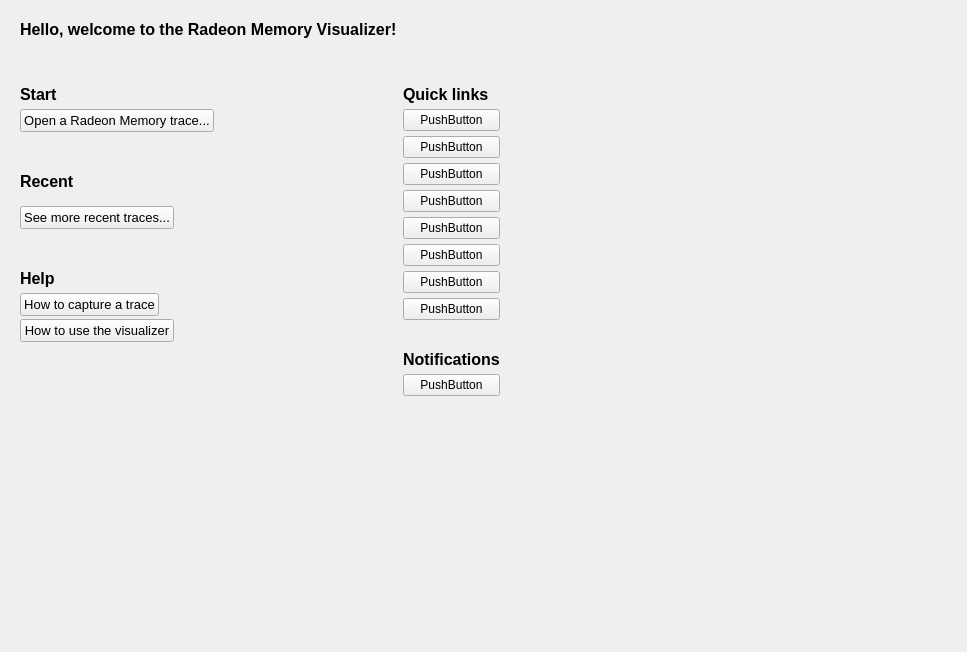
First picture: the form in source/frontend/views/start/welcome_pane.ui, repository GPUOpen-Tools/radeon_memory_visualizer, before the edit.
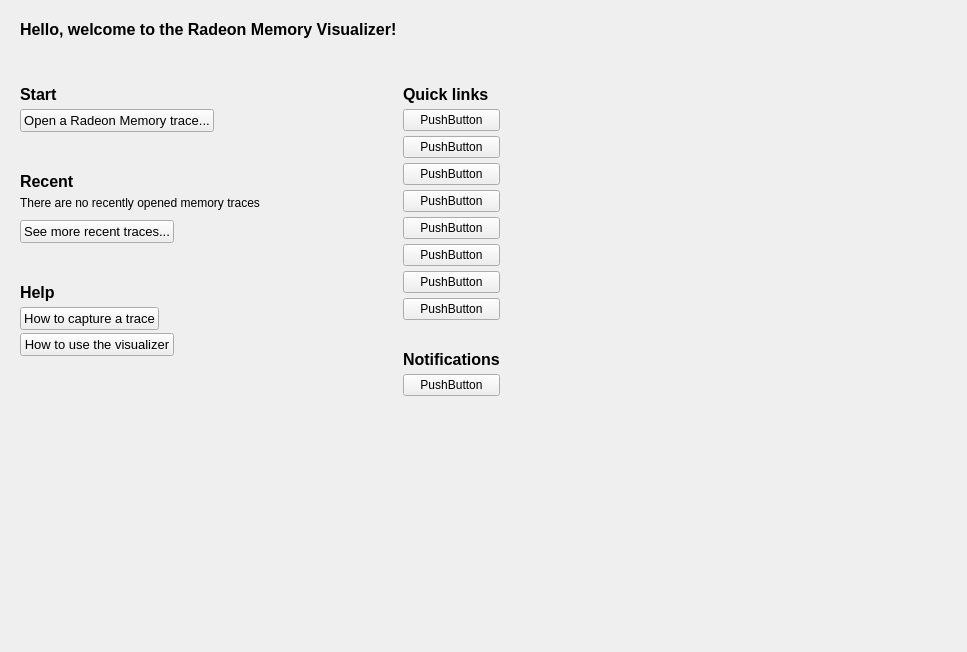
Second picture: the form after the edit. Custom widgets are drawn as their Qt base class.

What changed in the file:
```diff
--- a/source/frontend/views/start/welcome_pane.ui
+++ b/source/frontend/views/start/welcome_pane.ui
@@ -169,7 +169,14 @@
          </property>
         </spacer>
        </item>
-       <item alignment="Qt::AlignLeft">
+       <item>
+        <widget class="ScaledLabel" name="empty_recent_files_label_">
+         <property name="text">
+          <string>There are no recently opened memory traces</string>
+         </property>
+        </widget>
+       </item>
+       <item alignment="Qt::AlignmentFlag::AlignLeft">
         <widget class="QWidget" name="recent_traces_wrapper_" native="true">
          <property name="minimumSize">
           <size>
@@ -259,7 +266,6 @@
            <property name="font">
             <font>
              <pointsize>12</pointsize>
-             <weight>75</weight>
              <bold>true</bold>
             </font>
            </property>
```
Left out of the diff: 93 changed lines with no effect on the pictures.
